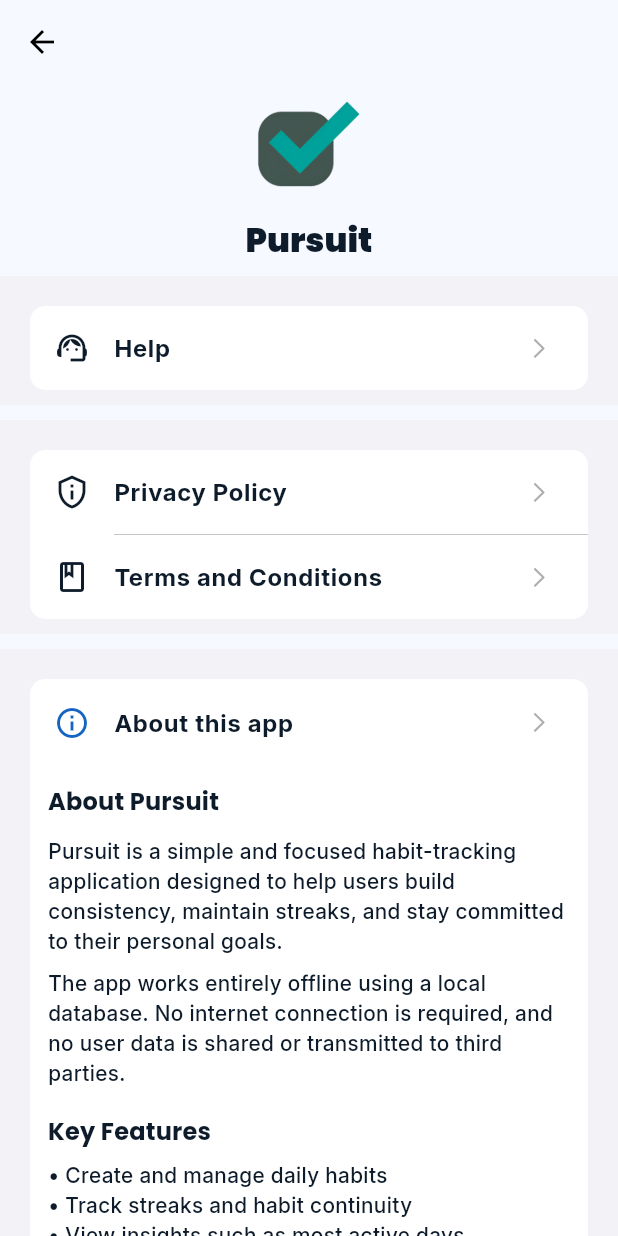
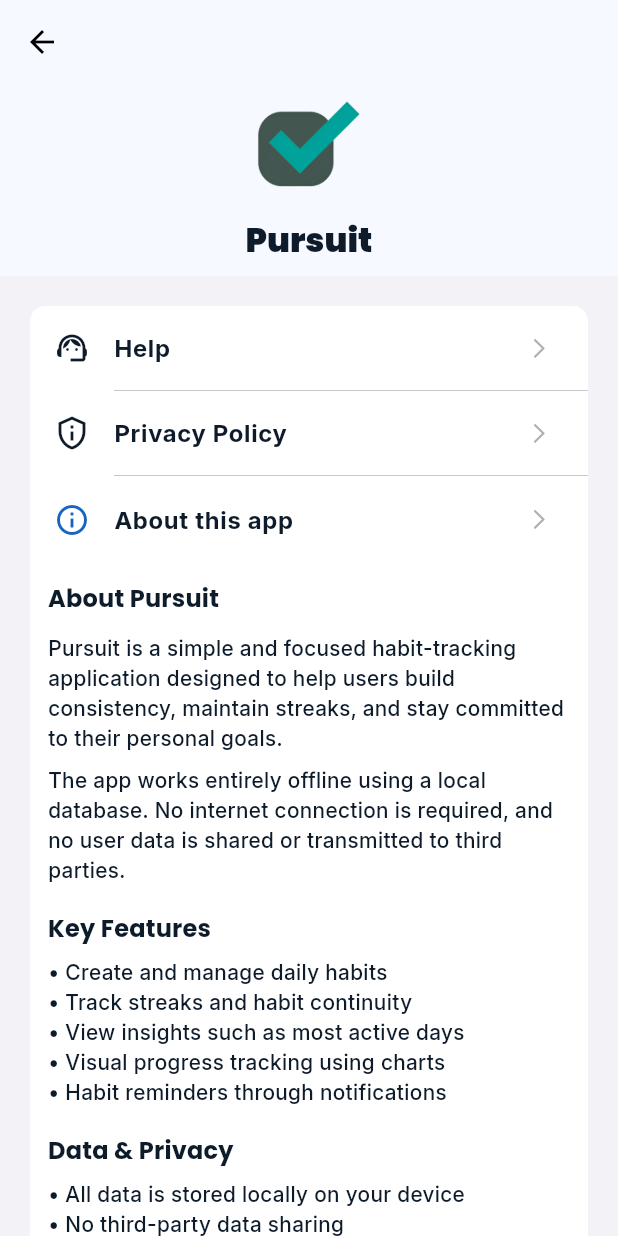
Before and after one commit to amaljosev/Pursuit-Habit-Tracker, a Flutter app: the ProfileScreen screen opened directly, after a tap on "About this app", on a phone screen of 412 x 824 dp. Run offline on Flutter 3.47's test engine with Material 3 defaults, Android fonts, the light colour scheme and no system bars; our stand-ins replace bloc, equatable, fl_chart, flutter_bloc, flutter_local_notifications, flutter_slidable and 8 more; accounts and stored records are empty.

Commit message:
privacy policy added

```diff
--- a/lib/features/habit/presentation/pages/profile/profile_screen.dart
+++ b/lib/features/habit/presentation/pages/profile/profile_screen.dart
@@ -1,6 +1,7 @@
 import 'package:flutter/cupertino.dart';
 import 'package:flutter/material.dart';
 import 'package:pursuit/features/habit/presentation/pages/profile/help_screen.dart';
+import 'package:url_launcher/url_launcher.dart';
 
 class ProfileScreen extends StatelessWidget {
   const ProfileScreen({super.key});
@@ -44,41 +45,12 @@ class ProfileScreen extends StatelessWidget {
                       MaterialPageRoute(builder: (context) => HelpScreen()),
                     ),
                   ),
-
-                  // ListTile(
-                  //   leading: const Icon(Icons.favorite_border),
-                  //   title: Text('Rate us'),
-                  //   trailing: const CupertinoListTileChevron(),
-                  // ),
-                ],
-              ),
-              CupertinoListSection.insetGrouped(
-                children: [
                   ListTile(
                     leading: const Icon(Icons.privacy_tip_outlined),
                     title: Text('Privacy Policy'),
                     trailing: const CupertinoListTileChevron(),
+                    onTap: () async => await _launchUrl(context),
                   ),
-                  ListTile(
-                    leading: const Icon(Icons.book_outlined),
-                    title: Text('Terms and Conditions'),
-                    trailing: const CupertinoListTileChevron(),
-                  ),
-                ],
-              ),
-              CupertinoListSection.insetGrouped(
-                children: [
-                  // ListTile(
-                  //   leading: const Icon(Icons.notifications_none),
-                  //   title: Text('Notification'),
-                  //   trailing: Switch.adaptive(
-                  //     value: isActive,
-                  //     onChanged: (value) => context.read<HabitBloc>().add(
-                  //       CancelAllHabitNotificationsEvent(!isActive),
-                  //     ),
-
-                  //   ),
-                  // ),
                   Theme(
                     data: Theme.of(context).copyWith(
                       splashFactory: NoSplash.splashFactory,
@@ -222,17 +194,51 @@ class ProfileScreen extends StatelessWidget {
                       ],
                     ),
                   ),
+
                   // ListTile(
-                  //   leading: const Icon(Icons.share_outlined),
-                  //   title: Text('Share this app'),
+                  //   leading: const Icon(Icons.favorite_border),
+                  //   title: Text('Rate us'),
                   //   trailing: const CupertinoListTileChevron(),
                   // ),
                 ],
               ),
+
+              // CupertinoListSection.insetGrouped(
+              //   children: [
+              //     ListTile(
+              //       leading: const Icon(Icons.notifications_none),
+              //       title: Text('Notification'),
+              //       trailing: Switch.adaptive(
+              //         value: isActive,
+              //         onChanged: (value) => context.read<HabitBloc>().add(
+              //           CancelAllHabitNotificationsEvent(!isActive),
+              //         ),
+
+              //       ),
+              //     ),
+
+              //     ListTile(
+              //       leading: const Icon(Icons.share_outlined),
+              //       title: Text('Share this app'),
+              //       trailing: const CupertinoListTileChevron(),
+              //     ),
+              //   ],
+              // ),
             ],
           ),
         ),
       ),
     );
   }
+
+  Future<void> _launchUrl(BuildContext context) async {
+    final Uri _url = Uri.parse(
+      'https://amaljosev.github.io/Pursuit-Privacy-Policy/',
+    );
+    if (!await launchUrl(_url, mode: LaunchMode.inAppBrowserView)) {
+      ScaffoldMessenger.of(
+        context,
+      ).showSnackBar(SnackBar(content: Text('Sorry we are facing an issue')));
+    }
+  }
 }
--- a/lib/features/habit/presentation/widgets/body_widget.dart
+++ b/lib/features/habit/presentation/widgets/body_widget.dart
@@ -111,7 +111,6 @@ class _HabitTileState extends State<HabitTile> {
           Slidable(
             key: ValueKey(habit.id),
             closeOnScroll: true,
-
             endActionPane: ActionPane(
               extentRatio: progress == 1.0 ? 0.2 : 0.4,
               motion: const DrawerMotion(),
--- a/pubspec.yaml
+++ b/pubspec.yaml
@@ -47,6 +47,7 @@ dependencies:
   flutter_local_notifications: ^19.5.0
   timezone: ^0.10.1
   permission_handler: ^12.0.1
+  url_launcher: ^6.3.2
 
 
 dev_dependencies:
```
Also changed, not shown: pubspec.lock, 6 other files.
